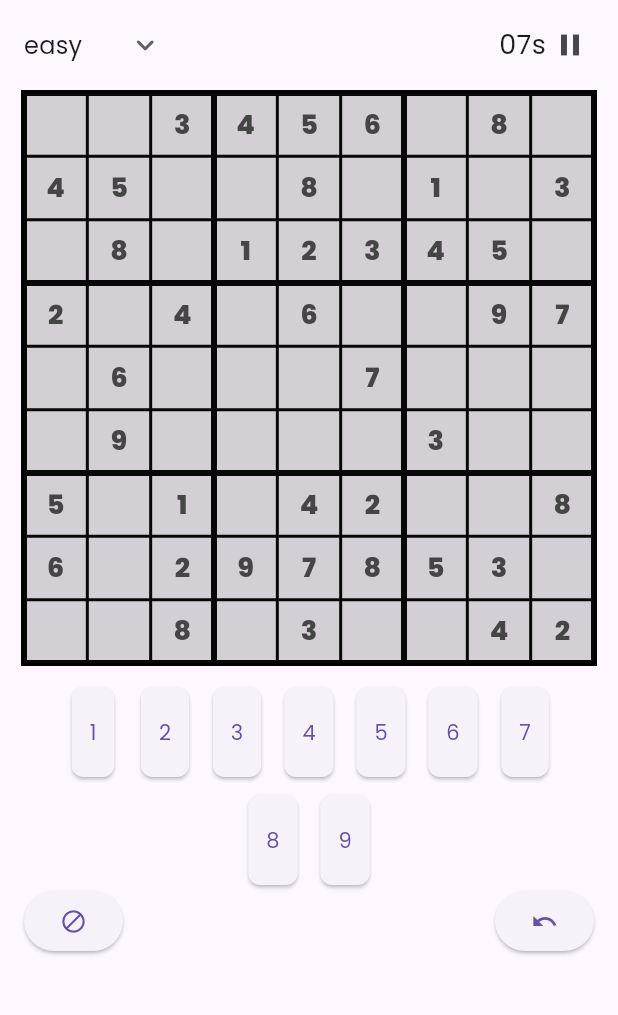
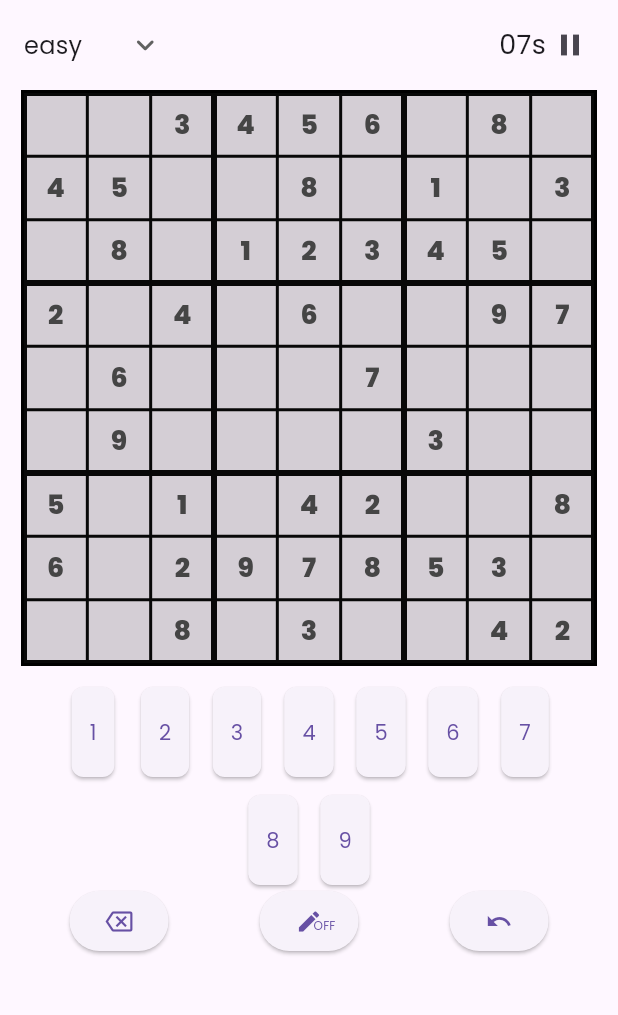
Before and after one commit to Ayush783/sudoku, a Flutter app: the screen it shows after launch, on a phone screen of 412 x 824 dp, the part 63-1078 px from its top. Run offline on Flutter 3.47's test engine with Material 3 defaults, Android fonts, the light colour scheme and no system bars; our stand-ins replace firebase_core, google_mobile_ads; accounts and stored records are empty.

Commit message:
added notes feature

```diff
--- a/lib/sudoku/data/model/sudoku_model.dart
+++ b/lib/sudoku/data/model/sudoku_model.dart
@@ -13,21 +13,25 @@ class SudokuBoardModel {
                             isEditable: false,
                             colIndex: e.$1,
                             rowIndex: row.$1,
+                            notes: List.filled(9, 0, growable: false),
                           )
                         : SudokuCellModel(
                             value: 0,
                             isEditable: true,
                             colIndex: e.$1,
                             rowIndex: row.$1,
+                            notes: List.filled(9, 0, growable: false),
                           ),
                   )
                   .toList(),
             )
             .toList();
 
-  SudokuBoardModel update(int value, int rowIndex, int colIndex) {
+  SudokuBoardModel update(int value, int rowIndex, int colIndex,
+      {bool isNote = false}) {
     cellMatrix[rowIndex][colIndex] =
-        cellMatrix[rowIndex][colIndex].copyWith(value);
+        cellMatrix[rowIndex][colIndex].copyWith(value, isNote: isNote);
+
     return SudokuBoardModel(cellMatrix: List.from(cellMatrix));
   }
 
@@ -51,20 +55,32 @@ class SudokuCellModel {
   final int rowIndex;
   final int colIndex;
   final bool isEditable;
+  final List<int> notes;
+
+  bool get hasNotes => notes.any((element) => element == 1);
+
   SudokuCellModel({
     required this.value,
     required this.rowIndex,
     required this.colIndex,
     required this.isEditable,
+    this.notes = const [],
   });
 
   SudokuCellModel copyWith(
-    int? value,
-  ) =>
-      SudokuCellModel(
-        value: value ?? this.value,
-        isEditable: isEditable,
-        rowIndex: rowIndex,
-        colIndex: colIndex,
-      );
+    int? value, {
+    bool isNote = false,
+  }) {
+    if (isNote) {
+      notes[value! - 1] = notes[value - 1] ^ 1;
+    }
+
+    return SudokuCellModel(
+      value: isNote ? 0 : value ?? this.value,
+      isEditable: isEditable,
+      rowIndex: rowIndex,
+      colIndex: colIndex,
+      notes: [...notes],
+    );
+  }
 }
--- a/lib/sudoku/view/widgets/sudoku_board.dart
+++ b/lib/sudoku/view/widgets/sudoku_board.dart
@@ -3,10 +3,12 @@ import 'package:provider/provider.dart';
 import 'package:sudoku/ad/widgets/sudoku_native_ad.dart';
 import 'package:sudoku/sudoku/data/model/sudoku_model.dart';
 import 'package:sudoku/sudoku/view/controller/sudoku_controller.dart';
+import 'package:sudoku/sudoku/view/painter/sudoku_board_painter.dart';
 import 'package:sudoku/sudoku/view/widgets/difficulty_dropdown.dart';
 import 'package:sudoku/sudoku/view/widgets/game_timer.dart';
 import 'package:sudoku/sudoku/view/widgets/pause_button.dart';
 import 'package:sudoku/sudoku/view/widgets/sudoku_board_cell.dart';
+import 'package:sudoku/sudoku/view/widgets/tool_bar.dart';
 
 class SudokuBoard extends StatelessWidget {
   const SudokuBoard({super.key});
@@ -77,28 +79,7 @@ class SudokuBoard extends StatelessWidget {
                   ),
                 ),
               ),
-              Padding(
-                padding: const EdgeInsets.symmetric(horizontal: 16),
-                child: Row(
-                  children: [
-                    ElevatedButton(
-                      onPressed: () {
-                        final controller = context.read<SudokuController>();
-                        if (!controller.hasFocussedCell) return;
-                        controller.updateCell(0);
-                      },
-                      child: const Icon(Icons.do_disturb_alt_rounded),
-                    ),
-                    const Spacer(),
-                    ElevatedButton(
-                      onPressed: () {
-                        context.read<SudokuController>().undo();
-                      },
-                      child: const Icon(Icons.undo),
-                    ),
-                  ],
-                ),
-              ),
+              const ToolBar(),
               const Spacer(),
               const SudokuNativeAd(),
             ],
@@ -106,43 +87,3 @@ class SudokuBoard extends StatelessWidget {
         : const SizedBox.shrink();
   }
 }
-
-class SudokuBoardPainter extends CustomPainter {
-  @override
-  void paint(Canvas canvas, Size size) {
-    final paint = Paint()
-      ..color = Colors.black
-      ..strokeWidth = 2.0
-      ..style = PaintingStyle.stroke;
-
-    // Grid dimensions
-    double cellSize = size.width / 9;
-
-    // Draw outer border
-    final outerPaint = Paint()
-      ..color = Colors.black
-      ..strokeWidth = 4.0
-      ..style = PaintingStyle.stroke;
-
-    // Draw outer square
-    canvas.drawRect(Rect.fromLTWH(0, 0, size.width, size.width), outerPaint);
-
-    // Draw the 9x9 grid lines
-    for (int i = 0; i <= 9; i++) {
-      double position = i * cellSize;
-
-      // Horizontal lines
-      canvas.drawLine(Offset(0, position), Offset(size.width, position),
-          i % 3 == 0 ? outerPaint : paint);
-
-      // Vertical lines
-      canvas.drawLine(Offset(position, 0), Offset(position, size.width),
-          i % 3 == 0 ? outerPaint : paint);
-    }
-  }
-
-  @override
-  bool shouldRepaint(covariant CustomPainter oldDelegate) {
-    return false;
-  }
-}
--- a/lib/sudoku/view/widgets/sudoku_board_cell.dart
+++ b/lib/sudoku/view/widgets/sudoku_board_cell.dart
@@ -61,17 +61,22 @@ class _SudokuBoardCellState extends State<SudokuBoardCell> {
           child: Center(
             child: isPaused
                 ? Text(_generateRandomGlyph())
-                : Text(
-                    cell.value != 0 ? cell.value.toString() : '',
+                : cell.value != 0
+                    ? Text(
+                        cell.value.toString(),
                         style: TextStyle(
-                      fontWeight:
-                          cell.isEditable ? FontWeight.w500 : FontWeight.w800,
+                          fontWeight: cell.isEditable
+                              ? FontWeight.w500
+                              : FontWeight.w800,
                           fontSize: lastEnteredValue == cell.value ? 22 : 18,
                           color: cell.isEditable
                               ? Colors.black
                               : const Color(0xff454545),
                         ),
-                  ),
+                      )
+                    : cell.hasNotes
+                        ? _NotesGridBuilder(notes: cell.notes)
+                        : const SizedBox.shrink(),
           ),
         ),
       ),
@@ -95,3 +100,33 @@ class _SudokuBoardCellState extends State<SudokuBoardCell> {
     return String.fromCharCode(randomRange + randomOffset);
   }
 }
+
+class _NotesGridBuilder extends StatelessWidget {
+  const _NotesGridBuilder({super.key, required this.notes});
+
+  final List<int> notes;
+
+  @override
+  Widget build(BuildContext context) {
+    final cellSize = (MediaQuery.sizeOf(context).width - 32) / 9;
+    return Padding(
+      padding: const EdgeInsets.fromLTRB(4, 1, 1, 0),
+      child: GridView(
+        gridDelegate: const SliverGridDelegateWithFixedCrossAxisCount(
+          crossAxisCount: 3,
+        ),
+        children: notes.indexed
+            .map(
+              (e) => Text(
+                '${e.$2 != 0 ? e.$1 + 1 : ''}',
+                style: TextStyle(
+                  fontSize: (cellSize / 3) - 4,
+                  color: const Color(0xff454545),
+                ),
+              ),
+            )
+            .toList(),
+      ),
+    );
+  }
+}
--- /dev/null
+++ b/lib/sudoku/view/widgets/tool_bar.dart
@@ -0,0 +1,70 @@
+import 'package:flutter/material.dart';
+import 'package:provider/provider.dart';
+import 'package:sudoku/sudoku/view/controller/sudoku_controller.dart';
+
+class ToolBar extends StatelessWidget {
+  const ToolBar({
+    super.key,
+  });
+
+  @override
+  Widget build(BuildContext context) {
+    return Padding(
+      padding: const EdgeInsets.symmetric(horizontal: 16),
+      child: Row(
+        mainAxisAlignment: MainAxisAlignment.spaceAround,
+        children: [
+          ElevatedButton(
+            onPressed: () {
+              final controller = context.read<SudokuController>();
+              if (!controller.hasFocussedCell) return;
+              controller.updateCell(0);
+            },
+            child: const Icon(Icons.backspace_outlined),
+          ),
+          const _NoteModeToggleButton(),
+          ElevatedButton(
+            onPressed: () {
+              context.read<SudokuController>().undo();
+            },
+            child: const Icon(Icons.undo),
+          ),
+        ],
+      ),
+    );
+  }
+}
+
+class _NoteModeToggleButton extends StatelessWidget {
+  const _NoteModeToggleButton({
+    super.key,
+  });
+
+  @override
+  Widget build(BuildContext context) {
+    final isNoteModeOn =
+        context.select<SudokuController, bool>((value) => value.noteModeOn);
+    return ElevatedButton(
+      onPressed: () {
+        final val = context.read<SudokuController>().noteModeOn;
+        context.read<SudokuController>().noteModeOn = !val;
+      },
+      child: Stack(
+        clipBehavior: Clip.none,
+        children: [
+          const Icon(Icons.edit),
+          Positioned(
+            bottom: 1,
+            left: 12,
+            child: Text(
+              isNoteModeOn ? 'ON' : 'OFF',
+              style: const TextStyle(
+                fontSize: 8,
+              ),
+            ),
+          ),
+        ],
+      ),
+    );
+  }
+}
```
Also changed, not shown: lib/sudoku/view/controller/sudoku_controller.dart (+19 -4 lines), lib/sudoku/view/painter/sudoku_board_painter.dart (added, +41 -0 lines), 1 other file. Lines whose indentation alone changed are shown as unchanged.
